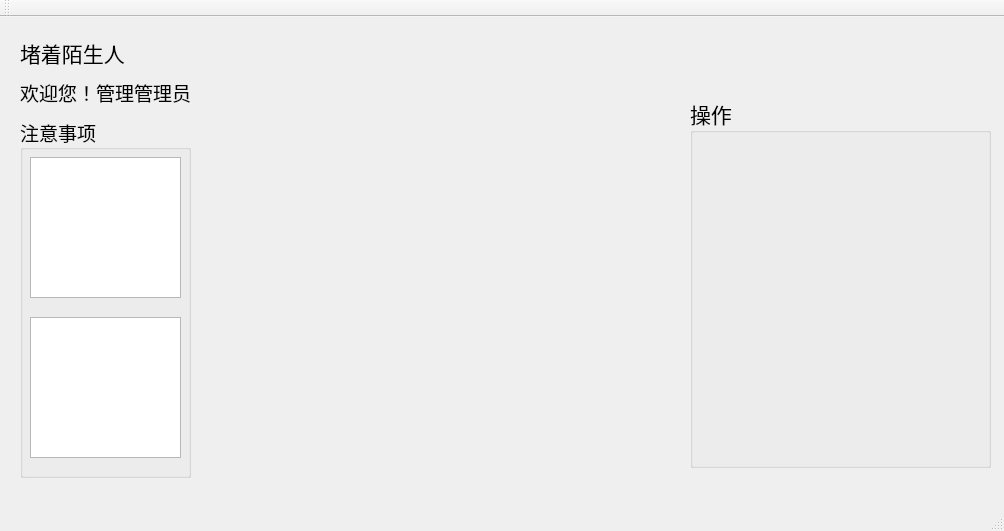
aRooooooba/Library, file mainwindow.ui: the form before one commit.
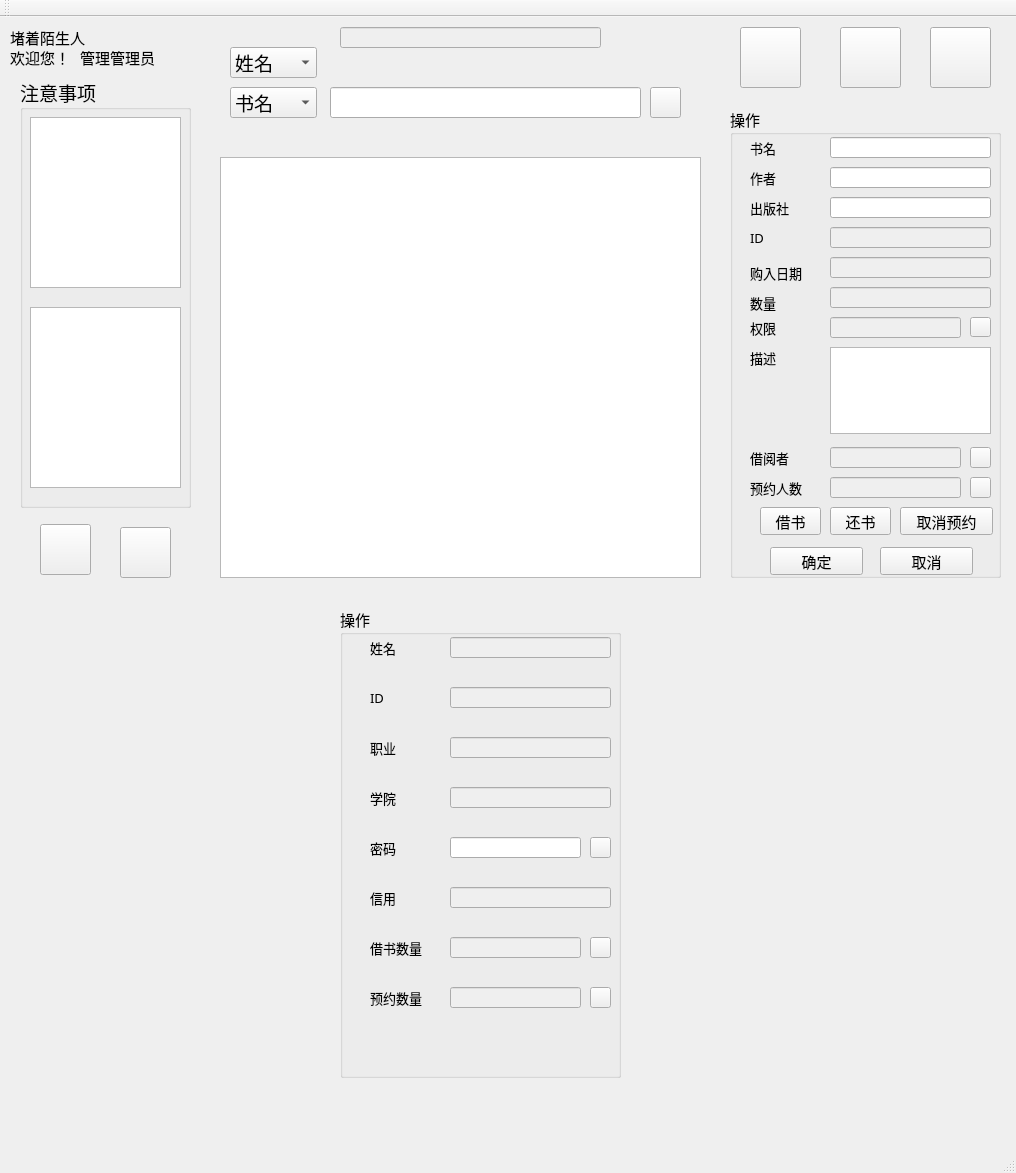
The form after the commit. Icons and pictures are not drawn.

```diff
--- a/mainwindow.ui
+++ b/mainwindow.ui
@@ -6,8 +6,8 @@
    <rect>
     <x>0</x>
     <y>0</y>
-    <width>1004</width>
-    <height>531</height>
+    <width>1016</width>
+    <height>1173</height>
    </rect>
   </property>
   <property name="windowTitle">
@@ -17,16 +17,16 @@
    <widget class="QLabel" name="model">
     <property name="geometry">
      <rect>
-      <x>20</x>
-      <y>20</y>
-      <width>141</width>
-      <height>31</height>
+      <x>10</x>
+      <y>10</y>
+      <width>101</width>
+      <height>21</height>
      </rect>
     </property>
     <property name="font">
      <font>
       <family>Adobe Arabic</family>
-      <pointsize>16</pointsize>
+      <pointsize>11</pointsize>
      </font>
     </property>
     <property name="text">
@@ -36,48 +36,531 @@
    <widget class="QLabel" name="welcome">
     <property name="geometry">
      <rect>
+      <x>80</x>
+      <y>30</y>
+      <width>91</width>
+      <height>21</height>
+     </rect>
+    </property>
+    <property name="font">
+     <font>
+      <family>Adobe Arabic</family>
+      <pointsize>11</pointsize>
+     </font>
+    </property>
+    <property name="text">
+     <string>管理管理员</string>
+    </property>
+   </widget>
+   <widget class="QGroupBox" name="bookOperation">
+    <property name="geometry">
+     <rect>
+      <x>730</x>
+      <y>90</y>
+      <width>271</width>
+      <height>471</height>
+     </rect>
+    </property>
+    <property name="font">
+     <font>
+      <family>Adobe Arabic</family>
+      <pointsize>11</pointsize>
+     </font>
+    </property>
+    <property name="title">
+     <string>操作</string>
+    </property>
+    <widget class="QPushButton" name="editLimit">
+     <property name="geometry">
+      <rect>
+       <x>240</x>
+       <y>210</y>
+       <width>21</width>
+       <height>20</height>
+      </rect>
+     </property>
+     <property name="toolTip">
+      <string>修改本书权限</string>
+     </property>
+     <property name="styleSheet">
+      <string notr="true">border-image: url(:/editLimit.png);</string>
+     </property>
+     <property name="text">
+      <string/>
+     </property>
+    </widget>
+    <widget class="QPushButton" name="borrow">
+     <property name="geometry">
+      <rect>
+       <x>30</x>
+       <y>400</y>
+       <width>61</width>
+       <height>28</height>
+      </rect>
+     </property>
+     <property name="text">
+      <string>借书</string>
+     </property>
+    </widget>
+    <widget class="QLineEdit" name="bookID">
+     <property name="enabled">
+      <bool>false</bool>
+     </property>
+     <property name="geometry">
+      <rect>
+       <x>100</x>
+       <y>120</y>
+       <width>161</width>
+       <height>21</height>
+      </rect>
+     </property>
+     <property name="font">
+      <font>
+       <family>Adobe Arabic</family>
+       <pointsize>10</pointsize>
+      </font>
+     </property>
+    </widget>
+    <widget class="QLineEdit" name="reserverNumber">
+     <property name="enabled">
+      <bool>false</bool>
+     </property>
+     <property name="geometry">
+      <rect>
+       <x>100</x>
+       <y>370</y>
+       <width>131</width>
+       <height>21</height>
+      </rect>
+     </property>
+     <property name="font">
+      <font>
+       <family>Adobe Arabic</family>
+       <pointsize>10</pointsize>
+      </font>
+     </property>
+    </widget>
+    <widget class="QPushButton" name="ensured">
+     <property name="geometry">
+      <rect>
+       <x>40</x>
+       <y>440</y>
+       <width>93</width>
+       <height>28</height>
+      </rect>
+     </property>
+     <property name="text">
+      <string>确定</string>
+     </property>
+    </widget>
+    <widget class="QLabel" name="bookName_L">
+     <property name="geometry">
+      <rect>
+       <x>20</x>
+       <y>20</y>
+       <width>51</width>
+       <height>41</height>
+      </rect>
+     </property>
+     <property name="font">
+      <font>
+       <pointsize>10</pointsize>
+      </font>
+     </property>
+     <property name="text">
+      <string>书名</string>
+     </property>
+    </widget>
+    <widget class="QLabel" name="reserverNumber_L">
+     <property name="geometry">
+      <rect>
+       <x>20</x>
+       <y>370</y>
+       <width>81</width>
+       <height>21</height>
+      </rect>
+     </property>
+     <property name="font">
+      <font>
+       <family>Adobe Arabic</family>
+       <pointsize>10</pointsize>
+      </font>
+     </property>
+     <property name="text">
+      <string>预约人数</string>
+     </property>
+    </widget>
+    <widget class="QLineEdit" name="boughtTime">
+     <property name="enabled">
+      <bool>false</bool>
+     </property>
+     <property name="geometry">
+      <rect>
+       <x>100</x>
+       <y>150</y>
+       <width>161</width>
+       <height>21</height>
+      </rect>
+     </property>
+     <property name="font">
+      <font>
+       <family>Adobe Arabic</family>
+       <pointsize>10</pointsize>
+      </font>
+     </property>
+    </widget>
+    <widget class="QLineEdit" name="limit">
+     <property name="enabled">
+      <bool>false</bool>
+     </property>
+     <property name="geometry">
+      <rect>
+       <x>100</x>
+       <y>210</y>
+       <width>131</width>
+       <height>21</height>
+      </rect>
+     </property>
+    </widget>
+    <widget class="QLabel" name="borrower_L">
+     <property name="geometry">
+      <rect>
+       <x>20</x>
+       <y>340</y>
+       <width>51</width>
+       <height>21</height>
+      </rect>
+     </property>
+     <property name="font">
+      <font>
+       <family>Adobe Arabic</family>
+       <pointsize>10</pointsize>
+      </font>
+     </property>
+     <property name="text">
+      <string>借阅者</string>
+     </property>
+    </widget>
+    <widget class="QPushButton" name="noReserve">
+     <property name="geometry">
+      <rect>
+       <x>170</x>
+       <y>400</y>
+       <width>93</width>
+       <height>28</height>
+      </rect>
+     </property>
+     <property name="text">
+      <string>取消预约</string>
+     </property>
+    </widget>
+    <widget class="QTextEdit" name="description">
+     <property name="geometry">
+      <rect>
+       <x>100</x>
+       <y>240</y>
+       <width>161</width>
+       <height>87</height>
+      </rect>
+     </property>
+    </widget>
+    <widget class="QLineEdit" name="bookName">
+     <property name="enabled">
+      <bool>true</bool>
+     </property>
+     <property name="geometry">
+      <rect>
+       <x>100</x>
+       <y>30</y>
+       <width>161</width>
+       <height>21</height>
+      </rect>
+     </property>
+     <property name="font">
+      <font>
+       <pointsize>10</pointsize>
+      </font>
+     </property>
+    </widget>
+    <widget class="QLineEdit" name="publisher">
+     <property name="enabled">
+      <bool>true</bool>
+     </property>
+     <property name="geometry">
+      <rect>
+       <x>100</x>
+       <y>90</y>
+       <width>161</width>
+       <height>21</height>
+      </rect>
+     </property>
+     <property name="font">
+      <font>
+       <pointsize>10</pointsize>
+      </font>
+     </property>
+    </widget>
+    <widget class="QLineEdit" name="author">
+     <property name="enabled">
+      <bool>true</bool>
+     </property>
+     <property name="geometry">
+      <rect>
+       <x>100</x>
+       <y>60</y>
+       <width>161</width>
+       <height>21</height>
+      </rect>
+     </property>
+     <property name="font">
+      <font>
+       <pointsize>10</pointsize>
+      </font>
+     </property>
+    </widget>
+    <widget class="QLabel" name="description_L">
+     <property name="geometry">
+      <rect>
+       <x>20</x>
+       <y>240</y>
+       <width>41</width>
+       <height>21</height>
+      </rect>
+     </property>
+     <property name="font">
+      <font>
+       <family>Adobe Arabic</family>
+       <pointsize>10</pointsize>
+      </font>
+     </property>
+     <property name="text">
+      <string>描述</string>
+     </property>
+    </widget>
+    <widget class="QLabel" name="publisher_L">
+     <property name="geometry">
+      <rect>
+       <x>20</x>
+       <y>80</y>
+       <width>71</width>
+       <height>41</height>
+      </rect>
+     </property>
+     <property name="font">
+      <font>
+       <pointsize>10</pointsize>
+      </font>
+     </property>
+     <property name="text">
+      <string>出版社</string>
+     </property>
+    </widget>
+    <widget class="QLabel" name="author_L">
+     <property name="geometry">
+      <rect>
+       <x>20</x>
+       <y>50</y>
+       <width>51</width>
+       <height>41</height>
+      </rect>
+     </property>
+     <property name="font">
+      <font>
+       <pointsize>10</pointsize>
+      </font>
+     </property>
+     <property name="text">
+      <string>作者</string>
+     </property>
+    </widget>
+    <widget class="QLabel" name="limit_L">
+     <property name="geometry">
+      <rect>
+       <x>20</x>
+       <y>210</y>
+       <width>41</width>
+       <height>21</height>
+      </rect>
+     </property>
+     <property name="font">
+      <font>
+       <family>Adobe Arabic</family>
+       <pointsize>10</pointsize>
+      </font>
+     </property>
+     <property name="text">
+      <string>权限</string>
+     </property>
+    </widget>
+    <widget class="QPushButton" name="return_2">
+     <property name="geometry">
+      <rect>
+       <x>100</x>
+       <y>400</y>
+       <width>61</width>
+       <height>28</height>
+      </rect>
+     </property>
+     <property name="text">
+      <string>还书</string>
+     </property>
+    </widget>
+    <widget class="QLabel" name="bookID_L">
+     <property name="enabled">
+      <bool>true</bool>
+     </property>
+     <property name="geometry">
+      <rect>
+       <x>20</x>
+       <y>110</y>
+       <width>31</width>
+       <height>41</height>
+      </rect>
+     </property>
+     <property name="font">
+      <font>
+       <pointsize>10</pointsize>
+      </font>
+     </property>
+     <property name="text">
+      <string>ID</string>
+     </property>
+    </widget>
+    <widget class="QPushButton" name="cancel">
+     <property name="geometry">
+      <rect>
+       <x>150</x>
+       <y>440</y>
+       <width>93</width>
+       <height>28</height>
+      </rect>
+     </property>
+     <property name="text">
+      <string>取消</string>
+     </property>
+    </widget>
+    <widget class="QPushButton" name="borrowerInformation">
+     <property name="geometry">
+      <rect>
+       <x>240</x>
+       <y>340</y>
+       <width>21</width>
+       <height>21</height>
+      </rect>
+     </property>
+     <property name="toolTip">
+      <string>查看借阅者信息</string>
+     </property>
+     <property name="styleSheet">
+      <string notr="true">border-image: url(:/Detail.png);</string>
+     </property>
+     <property name="text">
+      <string/>
+     </property>
+    </widget>
+    <widget class="QLineEdit" name="number">
+     <property name="enabled">
+      <bool>false</bool>
+     </property>
+     <property name="geometry">
+      <rect>
+       <x>100</x>
+       <y>180</y>
+       <width>161</width>
+       <height>21</height>
+      </rect>
+     </property>
+     <property name="toolTip">
+      <string>本书数量</string>
+     </property>
+    </widget>
+    <widget class="QLabel" name="number_L">
+     <property name="geometry">
+      <rect>
+       <x>20</x>
+       <y>180</y>
+       <width>41</width>
+       <height>31</height>
+      </rect>
+     </property>
+     <property name="font">
+      <font>
+       <family>Adobe Arabic</family>
+       <pointsize>10</pointsize>
+      </font>
+     </property>
+     <property name="text">
+      <string>数量</string>
+     </property>
+    </widget>
+    <widget class="QLineEdit" name="borrower">
+     <property name="enabled">
+      <bool>false</bool>
+     </property>
+     <property name="geometry">
+      <rect>
+       <x>100</x>
+       <y>340</y>
+       <width>131</width>
+       <height>21</height>
+      </rect>
+     </property>
+     <property name="font">
+      <font>
+       <family>Adobe Arabic</family>
+       <pointsize>10</pointsize>
+      </font>
+     </property>
+     <property name="toolTip">
+      <string>借阅者ID</string>
+     </property>
+    </widget>
+    <widget class="QLabel" name="boughtTime_L">
+     <property name="geometry">
+      <rect>
+       <x>20</x>
+       <y>150</y>
+       <width>81</width>
+       <height>31</height>
+      </rect>
+     </property>
+     <property name="font">
+      <font>
+       <family>Adobe Arabic</family>
+       <pointsize>10</pointsize>
+      </font>
+     </property>
+     <property name="text">
+      <string>购入日期</string>
+     </property>
+    </widget>
+    <widget class="QPushButton" name="reserverInformation">
+     <property name="geometry">
+      <rect>
+       <x>240</x>
+       <y>370</y>
+       <width>21</width>
+       <height>21</height>
+      </rect>
+     </property>
+     <property name="toolTip">
+      <string>查看预约者信息</string>
+     </property>
+     <property name="styleSheet">
+      <string notr="true">border-image: url(:/Information.png);</string>
+     </property>
+     <property name="text">
+      <string/>
+     </property>
+    </widget>
+   </widget>
+   <widget class="QGroupBox" name="alerts">
+    <property name="geometry">
+     <rect>
       <x>20</x>
       <y>60</y>
-      <width>221</width>
-      <height>31</height>
-     </rect>
-    </property>
-    <property name="font">
-     <font>
-      <family>Adobe Arabic</family>
-      <pointsize>14</pointsize>
-     </font>
-    </property>
-    <property name="text">
-     <string>欢迎您！管理管理员</string>
-    </property>
-   </widget>
-   <widget class="QGroupBox" name="groupBox">
-    <property name="geometry">
-     <rect>
-      <x>690</x>
-      <y>80</y>
-      <width>301</width>
-      <height>371</height>
-     </rect>
-    </property>
-    <property name="font">
-     <font>
-      <family>Adobe Arabic</family>
-      <pointsize>16</pointsize>
-     </font>
-    </property>
-    <property name="title">
-     <string>操作</string>
-    </property>
-   </widget>
-   <widget class="QGroupBox" name="groupBox_2">
-    <property name="geometry">
-     <rect>
-      <x>20</x>
-      <y>100</y>
       <width>171</width>
-      <height>361</height>
+      <height>431</height>
      </rect>
     </property>
     <property name="font">
@@ -95,7 +578,7 @@
        <x>10</x>
        <y>40</y>
        <width>151</width>
-       <height>141</height>
+       <height>171</height>
       </rect>
      </property>
     </widget>
@@ -103,13 +586,649 @@
      <property name="geometry">
       <rect>
        <x>10</x>
-       <y>200</y>
+       <y>230</y>
        <width>151</width>
-       <height>141</height>
+       <height>181</height>
       </rect>
      </property>
     </widget>
    </widget>
+   <widget class="QTableWidget" name="tableWidget">
+    <property name="geometry">
+     <rect>
+      <x>220</x>
+      <y>140</y>
+      <width>481</width>
+      <height>421</height>
+     </rect>
+    </property>
+   </widget>
+   <widget class="QPushButton" name="allPeople">
+    <property name="geometry">
+     <rect>
+      <x>740</x>
+      <y>10</y>
+      <width>61</width>
+      <height>61</height>
+     </rect>
+    </property>
+    <property name="toolTip">
+     <string>查看读者信息</string>
+    </property>
+    <property name="styleSheet">
+     <string notr="true">border-image: url(:/peopleInformation.png);</string>
+    </property>
+    <property name="text">
+     <string/>
+    </property>
+   </widget>
+   <widget class="QPushButton" name="allBook">
+    <property name="geometry">
+     <rect>
+      <x>840</x>
+      <y>10</y>
+      <width>61</width>
+      <height>61</height>
+     </rect>
+    </property>
+    <property name="toolTip">
+     <string>查看书籍信息</string>
+    </property>
+    <property name="styleSheet">
+     <string notr="true">border-image: url(:/bookInformation.png);</string>
+    </property>
+    <property name="text">
+     <string/>
+    </property>
+   </widget>
+   <widget class="QComboBox" name="bookScope">
+    <property name="geometry">
+     <rect>
+      <x>230</x>
+      <y>70</y>
+      <width>87</width>
+      <height>31</height>
+     </rect>
+    </property>
+    <property name="font">
+     <font>
+      <family>Adobe Arabic</family>
+      <pointsize>14</pointsize>
+     </font>
+    </property>
+    <property name="toolTip">
+     <string>请选择查询范围</string>
+    </property>
+    <item>
+     <property name="text">
+      <string>书名</string>
+     </property>
+    </item>
+    <item>
+     <property name="text">
+      <string>作者</string>
+     </property>
+    </item>
+    <item>
+     <property name="text">
+      <string>出版社</string>
+     </property>
+    </item>
+    <item>
+     <property name="text">
+      <string>ID</string>
+     </property>
+    </item>
+   </widget>
+   <widget class="QLineEdit" name="keyWords">
+    <property name="geometry">
+     <rect>
+      <x>330</x>
+      <y>70</y>
+      <width>311</width>
+      <height>31</height>
+     </rect>
+    </property>
+    <property name="font">
+     <font>
+      <family>Adobe Arabic</family>
+      <pointsize>14</pointsize>
+     </font>
+    </property>
+    <property name="toolTip">
+     <string>请输入查询关键字</string>
+    </property>
+    <property name="text">
+     <string/>
+    </property>
+   </widget>
+   <widget class="QPushButton" name="search">
+    <property name="geometry">
+     <rect>
+      <x>650</x>
+      <y>70</y>
+      <width>31</width>
+      <height>31</height>
+     </rect>
+    </property>
+    <property name="toolTip">
+     <string>搜索</string>
+    </property>
+    <property name="styleSheet">
+     <string notr="true">border-image: url(:/search.png);</string>
+    </property>
+    <property name="text">
+     <string/>
+    </property>
+   </widget>
+   <widget class="QComboBox" name="peopelScope">
+    <property name="geometry">
+     <rect>
+      <x>230</x>
+      <y>30</y>
+      <width>87</width>
+      <height>31</height>
+     </rect>
+    </property>
+    <property name="font">
+     <font>
+      <family>Adobe Arabic</family>
+      <pointsize>14</pointsize>
+     </font>
+    </property>
+    <property name="toolTip">
+     <string>请选择查询范围</string>
+    </property>
+    <item>
+     <property name="text">
+      <string>姓名</string>
+     </property>
+    </item>
+    <item>
+     <property name="text">
+      <string>ID</string>
+     </property>
+    </item>
+    <item>
+     <property name="text">
+      <string>学院</string>
+     </property>
+    </item>
+    <item>
+     <property name="text">
+      <string>职业</string>
+     </property>
+    </item>
+   </widget>
+   <widget class="QGroupBox" name="personOperation">
+    <property name="geometry">
+     <rect>
+      <x>340</x>
+      <y>590</y>
+      <width>281</width>
+      <height>471</height>
+     </rect>
+    </property>
+    <property name="font">
+     <font>
+      <family>Adobe Arabic</family>
+      <pointsize>11</pointsize>
+     </font>
+    </property>
+    <property name="title">
+     <string>操作</string>
+    </property>
+    <widget class="QPushButton" name="reservedInformation">
+     <property name="geometry">
+      <rect>
+       <x>250</x>
+       <y>380</y>
+       <width>21</width>
+       <height>21</height>
+      </rect>
+     </property>
+     <property name="toolTip">
+      <string>查看预约书籍信息</string>
+     </property>
+     <property name="styleSheet">
+      <string notr="true">border-image: url(:/Information.png);</string>
+     </property>
+     <property name="text">
+      <string/>
+     </property>
+    </widget>
+    <widget class="QLineEdit" name="personName">
+     <property name="enabled">
+      <bool>false</bool>
+     </property>
+     <property name="geometry">
+      <rect>
+       <x>110</x>
+       <y>30</y>
+       <width>161</width>
+       <height>21</height>
+      </rect>
+     </property>
+     <property name="font">
+      <font>
+       <family>Adobe Arabic</family>
+       <pointsize>10</pointsize>
+      </font>
+     </property>
+    </widget>
+    <widget class="QLineEdit" name="password">
+     <property name="geometry">
+      <rect>
+       <x>110</x>
+       <y>230</y>
+       <width>131</width>
+       <height>21</height>
+      </rect>
+     </property>
+     <property name="font">
+      <font>
+       <family>Adobe Arabic</family>
+       <pointsize>10</pointsize>
+      </font>
+     </property>
+    </widget>
+    <widget class="QLineEdit" name="reserveNumber">
+     <property name="enabled">
+      <bool>false</bool>
+     </property>
+     <property name="geometry">
+      <rect>
+       <x>110</x>
+       <y>380</y>
+       <width>131</width>
+       <height>21</height>
+      </rect>
+     </property>
+     <property name="font">
+      <font>
+       <family>Adobe Arabic</family>
+       <pointsize>10</pointsize>
+      </font>
+     </property>
+    </widget>
+    <widget class="QLabel" name="personName_L">
+     <property name="geometry">
+      <rect>
+       <x>30</x>
+       <y>30</y>
+       <width>41</width>
+       <height>21</height>
+      </rect>
+     </property>
+     <property name="font">
+      <font>
+       <family>Adobe Arabic</family>
+       <pointsize>10</pointsize>
+      </font>
+     </property>
+     <property name="text">
+      <string>姓名</string>
+     </property>
+    </widget>
+    <widget class="QLineEdit" name="job">
+     <property name="enabled">
+      <bool>false</bool>
+     </property>
+     <property name="geometry">
+      <rect>
+       <x>110</x>
+       <y>130</y>
+       <width>161</width>
+       <height>21</height>
+      </rect>
+     </property>
+     <property name="font">
+      <font>
+       <family>Adobe Arabic</family>
+       <pointsize>10</pointsize>
+      </font>
+     </property>
+    </widget>
+    <widget class="QLabel" name="password_L">
+     <property name="geometry">
+      <rect>
+       <x>30</x>
+       <y>230</y>
+       <width>41</width>
+       <height>21</height>
+      </rect>
+     </property>
+     <property name="font">
+      <font>
+       <family>Adobe Arabic</family>
+       <pointsize>10</pointsize>
+      </font>
+     </property>
+     <property name="text">
+      <string>密码</string>
+     </property>
+    </widget>
+    <widget class="QLabel" name="reserveNumber_L">
+     <property name="geometry">
+      <rect>
+       <x>30</x>
+       <y>380</y>
+       <width>71</width>
+       <height>21</height>
+      </rect>
+     </property>
+     <property name="font">
+      <font>
+       <family>Adobe Arabic</family>
+       <pointsize>10</pointsize>
+      </font>
+     </property>
+     <property name="text">
+      <string>预约数量</string>
+     </property>
+    </widget>
+    <widget class="QLabel" name="academy_L">
+     <property name="geometry">
+      <rect>
+       <x>30</x>
+       <y>180</y>
+       <width>41</width>
+       <height>21</height>
+      </rect>
+     </property>
+     <property name="font">
+      <font>
+       <family>Adobe Arabic</family>
+       <pointsize>10</pointsize>
+      </font>
+     </property>
+     <property name="text">
+      <string>学院</string>
+     </property>
+    </widget>
+    <widget class="QLabel" name="job_L">
+     <property name="geometry">
+      <rect>
+       <x>30</x>
+       <y>130</y>
+       <width>41</width>
+       <height>21</height>
+      </rect>
+     </property>
+     <property name="font">
+      <font>
+       <family>Adobe Arabic</family>
+       <pointsize>10</pointsize>
+      </font>
+     </property>
+     <property name="text">
+      <string>职业</string>
+     </property>
+    </widget>
+    <widget class="QLabel" name="personID_L">
+     <property name="geometry">
+      <rect>
+       <x>30</x>
+       <y>80</y>
+       <width>21</width>
+       <height>21</height>
+      </rect>
+     </property>
+     <property name="font">
+      <font>
+       <family>Adobe Arabic</family>
+       <pointsize>10</pointsize>
+      </font>
+     </property>
+     <property name="text">
+      <string>ID</string>
+     </property>
+    </widget>
+    <widget class="QLineEdit" name="academy">
+     <property name="enabled">
+      <bool>false</bool>
+     </property>
+     <property name="geometry">
+      <rect>
+       <x>110</x>
+       <y>180</y>
+       <width>161</width>
+       <height>21</height>
+      </rect>
+     </property>
+     <property name="font">
+      <font>
+       <family>Adobe Arabic</family>
+       <pointsize>10</pointsize>
+      </font>
+     </property>
+    </widget>
+    <widget class="QLabel" name="credit_L">
+     <property name="geometry">
+      <rect>
+       <x>30</x>
+       <y>280</y>
+       <width>31</width>
+       <height>21</height>
+      </rect>
+     </property>
+     <property name="font">
+      <font>
+       <family>Adobe Arabic</family>
+       <pointsize>10</pointsize>
+      </font>
+     </property>
+     <property name="text">
+      <string>信用</string>
+     </property>
+    </widget>
+    <widget class="QLineEdit" name="credit">
+     <property name="enabled">
+      <bool>false</bool>
+     </property>
+     <property name="geometry">
+      <rect>
+       <x>110</x>
+       <y>280</y>
+       <width>161</width>
+       <height>21</height>
+      </rect>
+     </property>
+     <property name="font">
+      <font>
+       <family>Adobe Arabic</family>
+       <pointsize>10</pointsize>
+      </font>
+     </property>
+    </widget>
+    <widget class="QLineEdit" name="borrowNumber">
+     <property name="enabled">
+      <bool>false</bool>
+     </property>
+     <property name="geometry">
+      <rect>
+       <x>110</x>
+       <y>330</y>
+       <width>131</width>
+       <height>21</height>
+      </rect>
+     </property>
+     <property name="font">
+      <font>
+       <family>Adobe Arabic</family>
+       <pointsize>10</pointsize>
+      </font>
+     </property>
+    </widget>
+    <widget class="QPushButton" name="borrowedInformation">
+     <property name="geometry">
+      <rect>
+       <x>250</x>
+       <y>330</y>
+       <width>21</width>
+       <height>21</height>
+      </rect>
+     </property>
+     <property name="toolTip">
+      <string>查看借阅书籍信息</string>
+     </property>
+     <property name="styleSheet">
+      <string notr="true">border-image: url(:/Detail.png);</string>
+     </property>
+     <property name="text">
+      <string/>
+     </property>
+    </widget>
+    <widget class="QPushButton" name="editPassword">
+     <property name="geometry">
+      <rect>
+       <x>250</x>
+       <y>230</y>
+       <width>21</width>
+       <height>21</height>
+      </rect>
+     </property>
+     <property name="toolTip">
+      <string>修改密码</string>
+     </property>
+     <property name="styleSheet">
+      <string notr="true">border-image: url(:/editPassword.png);</string>
+     </property>
+     <property name="text">
+      <string/>
+     </property>
+    </widget>
+    <widget class="QLineEdit" name="personID">
+     <property name="enabled">
+      <bool>false</bool>
+     </property>
+     <property name="geometry">
+      <rect>
+       <x>110</x>
+       <y>80</y>
+       <width>161</width>
+       <height>21</height>
+      </rect>
+     </property>
+     <property name="font">
+      <font>
+       <family>Adobe Arabic</family>
+       <pointsize>10</pointsize>
+      </font>
+     </property>
+    </widget>
+    <widget class="QLabel" name="borrowNumber_L">
+     <property name="geometry">
+      <rect>
+       <x>30</x>
+       <y>330</y>
+       <width>71</width>
+       <height>21</height>
+      </rect>
+     </property>
+     <property name="font">
+      <font>
+       <family>Adobe Arabic</family>
+       <pointsize>10</pointsize>
+      </font>
+     </property>
+     <property name="text">
+      <string>借书数量</string>
+     </property>
+    </widget>
+   </widget>
+   <widget class="QLineEdit" name="date">
+    <property name="enabled">
+     <bool>false</bool>
+    </property>
+    <property name="geometry">
+     <rect>
+      <x>340</x>
+      <y>10</y>
+      <width>261</width>
+      <height>21</height>
+     </rect>
+    </property>
+    <property name="toolTip">
+     <string>当前日期</string>
+    </property>
+   </widget>
+   <widget class="QPushButton" name="addBook">
+    <property name="geometry">
+     <rect>
+      <x>40</x>
+      <y>507</y>
+      <width>51</width>
+      <height>51</height>
+     </rect>
+    </property>
+    <property name="toolTip">
+     <string>添加新书</string>
+    </property>
+    <property name="styleSheet">
+     <string notr="true">border-image: url(:/addBook.png);</string>
+    </property>
+    <property name="text">
+     <string/>
+    </property>
+   </widget>
+   <widget class="QPushButton" name="addPeople">
+    <property name="geometry">
+     <rect>
+      <x>120</x>
+      <y>510</y>
+      <width>51</width>
+      <height>51</height>
+     </rect>
+    </property>
+    <property name="toolTip">
+     <string>添加读者</string>
+    </property>
+    <property name="styleSheet">
+     <string notr="true">border-image: url(:/register.png);</string>
+    </property>
+    <property name="text">
+     <string/>
+    </property>
+   </widget>
+   <widget class="QPushButton" name="logout">
+    <property name="geometry">
+     <rect>
+      <x>930</x>
+      <y>10</y>
+      <width>61</width>
+      <height>61</height>
+     </rect>
+    </property>
+    <property name="toolTip">
+     <string>注销</string>
+    </property>
+    <property name="styleSheet">
+     <string notr="true">border-image: url(:/exit.png);</string>
+    </property>
+    <property name="text">
+     <string/>
+    </property>
+   </widget>
+   <widget class="QLabel" name="label">
+    <property name="geometry">
+     <rect>
+      <x>10</x>
+      <y>30</y>
+      <width>71</width>
+      <height>21</height>
+     </rect>
+    </property>
+    <property name="font">
+     <font>
+      <family>Adobe Arabic</family>
+      <pointsize>11</pointsize>
+     </font>
+    </property>
+    <property name="text">
+     <string>欢迎您！</string>
+    </property>
+   </widget>
   </widget>
   <widget class="QMenuBar" name="menuBar">
    <property name="geometry">
```
Left out of the diff: 2 changed lines with no effect on the pictures.
